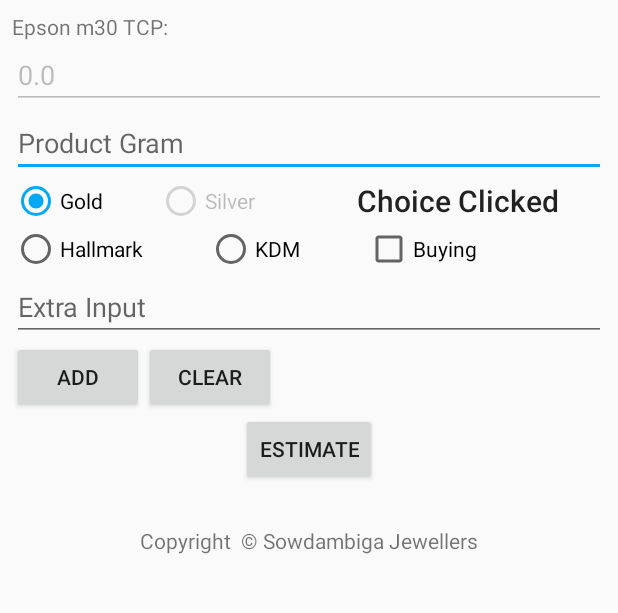
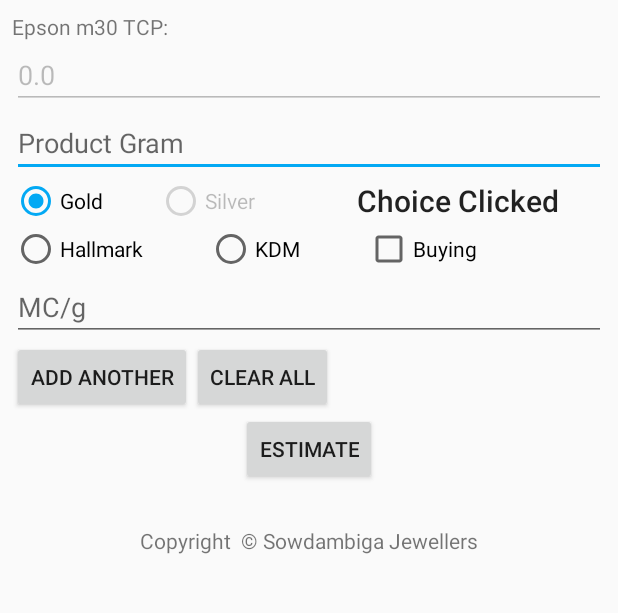
Before and after one commit to nishanthoblirajan/estimator, an Android app: the screen it shows after launch (EstimateActivity), on a phone screen of 412 x 824 dp, the part 84-697 px from its top. Run offline under Robolectric (Android 15) with nearby library versions, the phone set to English and light mode, and no system bars; our stand-ins replace Firebase (no records; nobody signed in at launch, a user with empty details on screens opened directly), RxJava; libraries missing offline, so code that uses them is left out: com.afollestad.materialdialogs, com.crashlytics.android, com.github.javiersantos.materialstyleddialogs, com.jakewharton.rxbinding2, com.miguelcatalan.materialsearchview and 2 more; plain views replace MaterialSearchView; 12 statements that could not run were skipped.

Commit message:
silver deployment
Signed-off-by: Obli Nishanth Oblirajan <obli.oblirajan.13@ucl.ac.uk>

```diff
--- a/app/src/main/res/layout/activity_estimate.xml
+++ b/app/src/main/res/layout/activity_estimate.xml
@@ -220,7 +220,7 @@
                 android:id="@+id/et_extra_input"
                 android:layout_width="match_parent"
                 android:layout_height="wrap_content"
-                android:hint="Extra Input"
+                android:hint="MC/g"
                 android:inputType="numberDecimal" />
 
             <TextView
@@ -240,14 +240,14 @@
                     android:layout_height="wrap_content"
                     android:layout_gravity="center_horizontal"
                     android:onClick="onClickAddAnotherEstimate"
-                    android:text="Add" />
+                    android:text="Add Another" />
 
                 <Button
                     android:layout_width="wrap_content"
                     android:layout_height="wrap_content"
                     android:layout_gravity="center_horizontal"
                     android:onClick="onClickClearEstimate"
-                    android:text="Clear" />
+                    android:text="Clear All" />
 
             </LinearLayout>
             <Button
```
